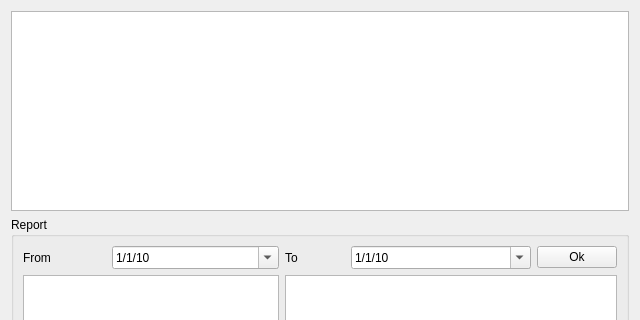
This is RistoPlugins/Expense/ManagementCategory/managementcategory.ui in adivik2000/RistorNAT as Qt 5 draws it before an edit; both pictures show x 0 to 640 and y 0 to 320 of the 640 by 480 pixel window. The edited form follows.
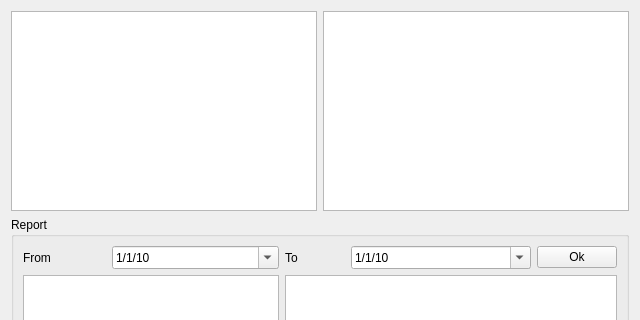
This is the edited form. Icons and pictures are not drawn. Custom widgets are drawn as their Qt base class.

Commit message: Added "description" field to purchasing cost

```diff
--- a/RistoPlugins/Expense/ManagementCategory/managementcategory.ui
+++ b/RistoPlugins/Expense/ManagementCategory/managementcategory.ui
@@ -24,7 +24,17 @@
      </property>
     </widget>
    </item>
-   <item row="1" column="0">
+   <item row="0" column="1">
+    <widget class="QTableView" name="tableDescription">
+     <property name="minimumSize">
+      <size>
+       <width>0</width>
+       <height>200</height>
+      </size>
+     </property>
+    </widget>
+   </item>
+   <item row="1" column="0" colspan="2">
     <widget class="QGroupBox" name="groupSelect">
      <property name="title">
       <string>Report</string>
```
The commit also changes 3 other files.
